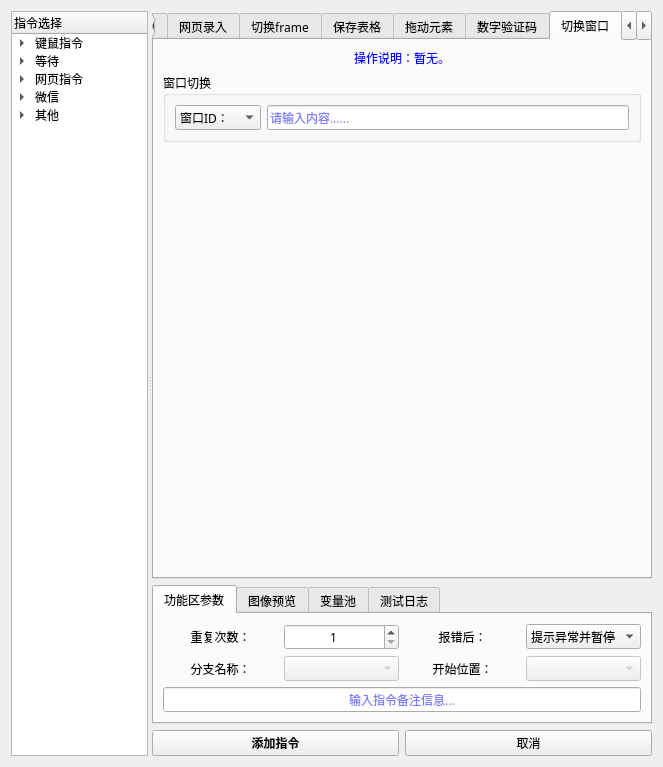
Before: the Qt Designer form 窗体/navigation.ui in FsterThanLight/automatic_clicker_2, drawn with Qt 5.
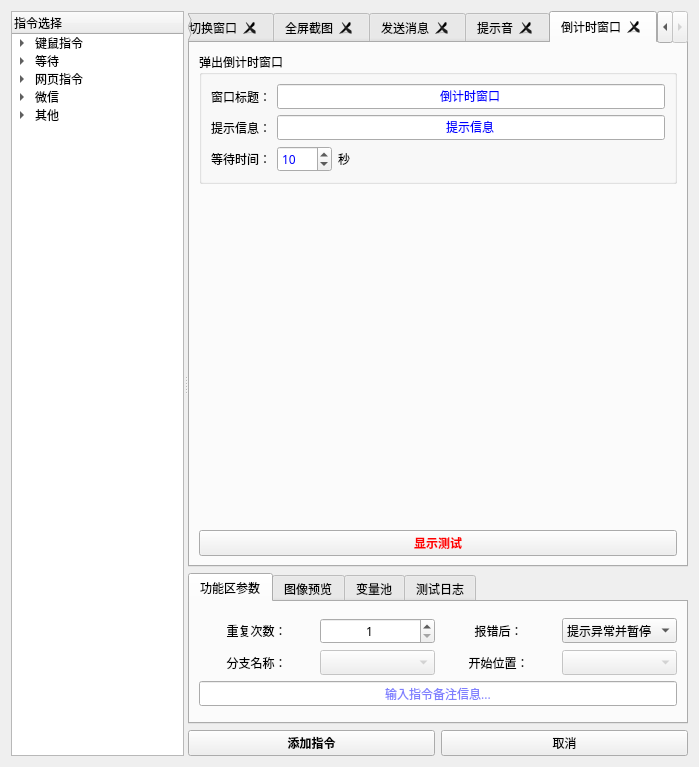
After: the same form once the commit is applied. The open tabs and pages were chosen to show the change. Icons and pictures are not drawn.

Commit message: 2024年02月19日 20:31:28 新增倒计时窗口指令

```diff
--- a/窗体/navigation.ui
+++ b/窗体/navigation.ui
@@ -6,7 +6,7 @@
    <rect>
     <x>0</x>
     <y>0</y>
-    <width>663</width>
+    <width>699</width>
     <height>767</height>
    </rect>
   </property>
@@ -219,11 +219,14 @@
          <property name="elideMode">
           <enum>Qt::ElideNone</enum>
          </property>
+         <property name="usesScrollButtons">
+          <bool>true</bool>
+         </property>
          <property name="documentMode">
           <bool>false</bool>
          </property>
          <property name="tabsClosable">
-          <bool>false</bool>
+          <bool>true</bool>
          </property>
          <property name="movable">
           <bool>false</bool>
@@ -10670,6 +10673,457 @@
            </item>
           </layout>
          </widget>
+         <widget class="QWidget" name="tab_28">
+          <attribute name="title">
+           <string>倒计时窗口</string>
+          </attribute>
+          <layout class="QVBoxLayout" name="verticalLayout_68">
+           <item>
+            <widget class="QGroupBox" name="groupBox_35">
+             <property name="title">
+              <string>弹出倒计时窗口</string>
+             </property>
+             <layout class="QVBoxLayout" name="verticalLayout_67">
+              <item>
+               <layout class="QHBoxLayout" name="horizontalLayout_6">
+                <item>
+                 <widget class="QLabel" name="label_119">
+                  <property name="text">
+                   <string>窗口标题：</string>
+                  </property>
+                  <property name="alignment">
+                   <set>Qt::AlignCenter</set>
+                  </property>
+                 </widget>
+                </item>
+                <item>
+                 <widget class="QLineEdit" name="lineEdit_2">
+                  <property name="palette">
+                   <palette>
+                    <active>
+                     <colorrole role="Text">
+                      <brush brushstyle="SolidPattern">
+                       <color alpha="255">
+                        <red>0</red>
+                        <green>0</green>
+                        <blue>255</blue>
+                       </color>
+                      </brush>
+                     </colorrole>
+                     <colorrole role="PlaceholderText">
+                      <brush brushstyle="SolidPattern">
+                       <color alpha="128">
+                        <red>0</red>
+                        <green>0</green>
+                        <blue>255</blue>
+                       </color>
+                      </brush>
+                     </colorrole>
+                    </active>
+                    <inactive>
+                     <colorrole role="Text">
+                      <brush brushstyle="SolidPattern">
+                       <color alpha="255">
+                        <red>0</red>
+                        <green>0</green>
+                        <blue>255</blue>
+                       </color>
+                      </brush>
+                     </colorrole>
+                     <colorrole role="PlaceholderText">
+                      <brush brushstyle="SolidPattern">
+                       <color alpha="128">
+                        <red>0</red>
+                        <green>0</green>
+                        <blue>255</blue>
+                       </color>
+                      </brush>
+                     </colorrole>
+                    </inactive>
+                    <disabled>
+                     <colorrole role="Text">
+                      <brush brushstyle="SolidPattern">
+                       <color alpha="255">
+                        <red>120</red>
+                        <green>120</green>
+                        <blue>120</blue>
+                       </color>
+                      </brush>
+                     </colorrole>
+                     <colorrole role="PlaceholderText">
+                      <brush brushstyle="SolidPattern">
+                       <color alpha="128">
+                        <red>0</red>
+                        <green>0</green>
+                        <blue>0</blue>
+                       </color>
+                      </brush>
+                     </colorrole>
+                    </disabled>
+                   </palette>
+                  </property>
+                  <property name="text">
+                   <string>倒计时窗口</string>
+                  </property>
+                  <property name="alignment">
+                   <set>Qt::AlignCenter</set>
+                  </property>
+                 </widget>
+                </item>
+               </layout>
+              </item>
+              <item>
+               <layout class="QHBoxLayout" name="horizontalLayout_10">
+                <item>
+                 <widget class="QLabel" name="label_120">
+                  <property name="text">
+                   <string>提示信息：</string>
+                  </property>
+                  <property name="alignment">
+                   <set>Qt::AlignCenter</set>
+                  </property>
+                 </widget>
+                </item>
+                <item>
+                 <widget class="QLineEdit" name="lineEdit_6">
+                  <property name="palette">
+                   <palette>
+                    <active>
+                     <colorrole role="Text">
+                      <brush brushstyle="SolidPattern">
+                       <color alpha="255">
+                        <red>0</red>
+                        <green>0</green>
+                        <blue>255</blue>
+                       </color>
+                      </brush>
+                     </colorrole>
+                     <colorrole role="PlaceholderText">
+                      <brush brushstyle="SolidPattern">
+                       <color alpha="128">
+                        <red>0</red>
+                        <green>0</green>
+                        <blue>255</blue>
+                       </color>
+                      </brush>
+                     </colorrole>
+                    </active>
+                    <inactive>
+                     <colorrole role="Text">
+                      <brush brushstyle="SolidPattern">
+                       <color alpha="255">
+                        <red>0</red>
+                        <green>0</green>
+                        <blue>255</blue>
+                       </color>
+                      </brush>
+                     </colorrole>
+                     <colorrole role="PlaceholderText">
+                      <brush brushstyle="SolidPattern">
+                       <color alpha="128">
+                        <red>0</red>
+                        <green>0</green>
+                        <blue>255</blue>
+                       </color>
+                      </brush>
+                     </colorrole>
+                    </inactive>
+                    <disabled>
+                     <colorrole role="Text">
+                      <brush brushstyle="SolidPattern">
+                       <color alpha="255">
+                        <red>120</red>
+                        <green>120</green>
+                        <blue>120</blue>
+                       </color>
+                      </brush>
+                     </colorrole>
+                     <colorrole role="PlaceholderText">
+                      <brush brushstyle="SolidPattern">
+                       <color alpha="128">
+                        <red>0</red>
+                        <green>0</green>
+                        <blue>0</blue>
+                       </color>
+                      </brush>
+                     </colorrole>
+                    </disabled>
+                   </palette>
+                  </property>
+                  <property name="text">
+                   <string>提示信息</string>
+                  </property>
+                  <property name="alignment">
+                   <set>Qt::AlignCenter</set>
+                  </property>
+                 </widget>
+                </item>
+               </layout>
+              </item>
+              <item>
+               <layout class="QHBoxLayout" name="horizontalLayout_3">
+                <item>
+                 <widget class="QLabel" name="label_121">
+                  <property name="text">
+                   <string>等待时间：</string>
+                  </property>
+                  <property name="alignment">
+                   <set>Qt::AlignCenter</set>
+                  </property>
+                 </widget>
+                </item>
+                <item>
+                 <widget class="QSpinBox" name="spinBox_25">
+                  <property name="palette">
+                   <palette>
+                    <active>
+                     <colorrole role="Text">
+                      <brush brushstyle="SolidPattern">
+                       <color alpha="255">
+                        <red>0</red>
+                        <green>0</green>
+                        <blue>255</blue>
+                       </color>
+                      </brush>
+                     </colorrole>
+                     <colorrole role="PlaceholderText">
+                      <brush brushstyle="SolidPattern">
+                       <color alpha="128">
+                        <red>0</red>
+                        <green>0</green>
+                        <blue>255</blue>
+                       </color>
+                      </brush>
+                     </colorrole>
+                    </active>
+                    <inactive>
+                     <colorrole role="Text">
+                      <brush brushstyle="SolidPattern">
+                       <color alpha="255">
+                        <red>0</red>
+                        <green>0</green>
+                        <blue>255</blue>
+                       </color>
+                      </brush>
+                     </colorrole>
+                     <colorrole role="PlaceholderText">
+                      <brush brushstyle="SolidPattern">
+                       <color alpha="128">
+                        <red>0</red>
+                        <green>0</green>
+                        <blue>255</blue>
+                       </color>
+                      </brush>
+                     </colorrole>
+                    </inactive>
+                    <disabled>
+                     <colorrole role="Text">
+                      <brush brushstyle="SolidPattern">
+                       <color alpha="255">
+                        <red>120</red>
+                        <green>120</green>
+                        <blue>120</blue>
+                       </color>
+                      </brush>
+                     </colorrole>
+                     <colorrole role="PlaceholderText">
+                      <brush brushstyle="SolidPattern">
+                       <color alpha="128">
+                        <red>0</red>
+                        <green>0</green>
+                        <blue>0</blue>
+                       </color>
+                      </brush>
+                     </colorrole>
+                    </disabled>
+                   </palette>
+                  </property>
+                  <property name="minimum">
+                   <number>1</number>
+                  </property>
+                  <property name="maximum">
+                   <number>9999</number>
+                  </property>
+                  <property name="value">
+                   <number>10</number>
+                  </property>
+                 </widget>
+                </item>
+                <item>
+                 <widget class="QLabel" name="label_122">
+                  <property name="text">
+                   <string>秒</string>
+                  </property>
+                  <property name="alignment">
+                   <set>Qt::AlignCenter</set>
+                  </property>
+                 </widget>
+                </item>
+                <item>
+                 <spacer name="horizontalSpacer_4">
+                  <property name="orientation">
+                   <enum>Qt::Horizontal</enum>
+                  </property>
+                  <property name="sizeHint" stdset="0">
+                   <size>
+                    <width>40</width>
+                    <height>20</height>
+                   </size>
+                  </property>
+                 </spacer>
+                </item>
+               </layout>
+              </item>
+             </layout>
+            </widget>
+           </item>
+           <item>
+            <spacer name="verticalSpacer_18">
+             <property name="orientation">
+              <enum>Qt::Vertical</enum>
+             </property>
+             <property name="sizeHint" stdset="0">
+              <size>
+               <width>20</width>
+               <height>306</height>
+              </size>
+             </property>
+            </spacer>
+           </item>
+           <item>
+            <widget class="QPushButton" name="pushButton_25">
+             <property name="palette">
+              <palette>
+               <active>
+                <colorrole role="WindowText">
+                 <brush brushstyle="SolidPattern">
+                  <color alpha="255">
+                   <red>255</red>
+                   <green>0</green>
+                   <blue>0</blue>
+                  </color>
+                 </brush>
+                </colorrole>
+                <colorrole role="Text">
+                 <brush brushstyle="SolidPattern">
+                  <color alpha="255">
+                   <red>255</red>
+                   <green>0</green>
+                   <blue>0</blue>
+                  </color>
+                 </brush>
+                </colorrole>
+                <colorrole role="ButtonText">
+                 <brush brushstyle="SolidPattern">
+                  <color alpha="255">
+                   <red>255</red>
+                   <green>0</green>
+                   <blue>0</blue>
+                  </color>
+                 </brush>
+                </colorrole>
+                <colorrole role="PlaceholderText">
+                 <brush brushstyle="SolidPattern">
+                  <color alpha="128">
+                   <red>255</red>
+                   <green>0</green>
+                   <blue>0</blue>
+                  </color>
+                 </brush>
+                </colorrole>
+               </active>
+               <inactive>
+                <colorrole role="WindowText">
+                 <brush brushstyle="SolidPattern">
+                  <color alpha="255">
+                   <red>255</red>
+                   <green>0</green>
+                   <blue>0</blue>
+                  </color>
+                 </brush>
+                </colorrole>
+                <colorrole role="Text">
+                 <brush brushstyle="SolidPattern">
+                  <color alpha="255">
+                   <red>255</red>
+                   <green>0</green>
+                   <blue>0</blue>
+                  </color>
+                 </brush>
+                </colorrole>
+                <colorrole role="ButtonText">
+                 <brush brushstyle="SolidPattern">
+                  <color alpha="255">
+                   <red>255</red>
+                   <green>0</green>
+                   <blue>0</blue>
+                  </color>
+                 </brush>
+                </colorrole>
+                <colorrole role="PlaceholderText">
+                 <brush brushstyle="SolidPattern">
+                  <color alpha="128">
+                   <red>255</red>
+                   <green>0</green>
+                   <blue>0</blue>
+                  </color>
+                 </brush>
+                </colorrole>
+               </inactive>
+               <disabled>
+                <colorrole role="WindowText">
+                 <brush brushstyle="SolidPattern">
+                  <color alpha="255">
+                   <red>120</red>
+                   <green>120</green>
+                   <blue>120</blue>
+                  </color>
+                 </brush>
+                </colorrole>
+                <colorrole role="Text">
+                 <brush brushstyle="SolidPattern">
+                  <color alpha="255">
+                   <red>120</red>
+                   <green>120</green>
+                   <blue>120</blue>
+                  </color>
+                 </brush>
+                </colorrole>
+                <colorrole role="ButtonText">
+                 <brush brushstyle="SolidPattern">
+                  <color alpha="255">
+                   <red>120</red>
+                   <green>120</green>
+                   <blue>120</blue>
+                  </color>
+                 </brush>
+                </colorrole>
+                <colorrole role="PlaceholderText">
+                 <brush brushstyle="SolidPattern">
+                  <color alpha="128">
+                   <red>0</red>
+                   <green>0</green>
+                   <blue>0</blue>
+                  </color>
+                 </brush>
+                </colorrole>
+               </disabled>
+              </palette>
+             </property>
+             <property name="font">
+              <font>
+               <family>微软雅黑</family>
+               <weight>75</weight>
+               <bold>true</bold>
+              </font>
+             </property>
+             <property name="text">
+              <string>显示测试</string>
+             </property>
+            </widget>
+           </item>
+          </layout>
+         </widget>
         </widget>
        </item>
        <item>
```
Left out of the diff: 31 changed lines with no effect on the pictures. The commit also changes 12 other files.
